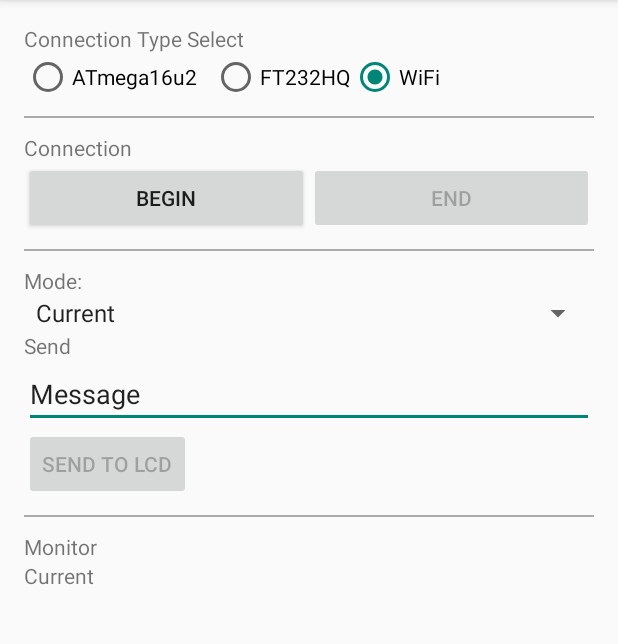
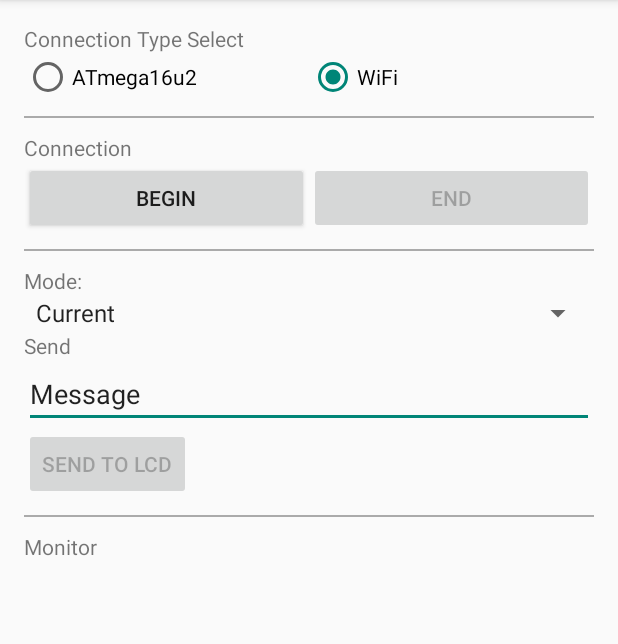
Before and after one commit to Widgitty/Design-and-Construction-App, an Android app: the screen it shows after launch (MainActivity), after a tap on "BEGIN", on a phone screen of 412 x 824 dp, the part 84-728 px from its top. Run offline under Robolectric (Android 15) with nearby library versions, the phone set to English and light mode, and no system bars; libraries missing offline, so code that uses them is left out: android.support.v7; 3 other taps on this screen came first.

Commit message:
Asthetic fixes

```diff
--- a/app/src/main/java/uk/co/wigico/serail/MainActivity.java
+++ b/app/src/main/java/uk/co/wigico/serail/MainActivity.java
@@ -69,7 +69,6 @@ public class MainActivity extends ActionBarActivity implements AdapterView.OnIte
     EditText sendMessage;
     RadioButton radioButton1;
     RadioButton radioButton2;
-    RadioButton radioButton3;
     Spinner modeSelector;
 
     // [FTDriver] Permission String
@@ -100,8 +99,7 @@ public class MainActivity extends ActionBarActivity implements AdapterView.OnIte
         btnWrite = (Button) findViewById(R.id.btnWrite);
         btnEnd = (Button) findViewById(R.id.btnEnd);
         radioButton1 = (RadioButton) findViewById(R.id.radio_AT);
-        radioButton2 = (RadioButton) findViewById(R.id.radio_FT);
-        radioButton3 = (RadioButton) findViewById(R.id.radio_WiFi);
+        radioButton2 = (RadioButton) findViewById(R.id.radio_WiFi);
         modeSelector = (Spinner) findViewById(R.id.modeSelectionSpinner);
 
 
@@ -176,7 +174,7 @@ public class MainActivity extends ActionBarActivity implements AdapterView.OnIte
         switch (item.getItemId()) {
             case R.id.action_favorite:
                 // About option clicked.
-                Toast.makeText(this, "Icon", Toast.LENGTH_SHORT).show();
+                //Toast.makeText(this, "Icon", Toast.LENGTH_SHORT).show();
                 return true;
             case R.id.action_GUI:
                 // Exit option clicked.
@@ -192,25 +190,13 @@ public class MainActivity extends ActionBarActivity implements AdapterView.OnIte
                 return true;
             case R.id.action_plot:
                 // Exit option clicked.
-                Toast.makeText(this, "Data Logger", Toast.LENGTH_SHORT).show();
+                //Toast.makeText(this, "Data Logger", Toast.LENGTH_SHORT).show();
 
                 intent = new Intent(this, PlotActivity.class);
                 //EditText editText = (EditText) findViewById(R.id.edit_message);
                 //String message = editText.getText().toString();
                 //intent.putExtra(EXTRA_MESSAGE, message);
                 startActivity(intent);
-
-                return true;
-
-            case R.id.action_nav:
-                // Exit option clicked.
-                Toast.makeText(this, "Nav", Toast.LENGTH_SHORT).show();
-
-                //intent = new Intent(this, NavigationDrawerActivity.class);
-                //EditText editText = (EditText) findViewById(R.id.edit_message);
-                //String message = editText.getText().toString();
-                //intent.putExtra(EXTRA_MESSAGE, message);
-                //startActivity(intent);
 
                 return true;
 
@@ -307,12 +293,6 @@ public class MainActivity extends ActionBarActivity implements AdapterView.OnIte
                 if (checked)
                     Toast.makeText(this, "AT chip selected", Toast.LENGTH_SHORT).show();
                     Mode = Mode_Type.AT;
-                    break;
-            case R.id.radio_FT:
-                if (checked)
-                    Toast.makeText(this, "FT chip not yet supported", Toast.LENGTH_SHORT).show();
-                    ((RadioButton) findViewById(R.id.radio_FT)).setChecked(false);
-                    ((RadioButton) findViewById(R.id.radio_AT)).setChecked(true);
                     break;
             case R.id.radio_WiFi:
                 if (checked)
@@ -543,7 +523,7 @@ public class MainActivity extends ActionBarActivity implements AdapterView.OnIte
                             units = "M";
                             break;
                         default:
-                            units = "?";
+                            units = "";
                             break;
                     }
 
@@ -572,7 +552,7 @@ public class MainActivity extends ActionBarActivity implements AdapterView.OnIte
                             units = (units + "Hz");
                             break;
                         default:
-                            units = (units + "?");
+                            units = (units + "");
                             break;
                     }
 
@@ -580,7 +560,7 @@ public class MainActivity extends ActionBarActivity implements AdapterView.OnIte
                     str = (str + String.format("%d\n", checksum));
 
                     str = (str + "\nOutput:\n");
-                    str = (str + String.format("%.5f %s\n", received, units));
+                    str = (String.format("%.3f %s\n", received, units));
 
                     DisplayString(str);
                     sendDataBroadCast(received, units);
@@ -589,7 +569,7 @@ public class MainActivity extends ActionBarActivity implements AdapterView.OnIte
                     oldMode = mode;
                 }
                 else {
-                    DisplayString("Checksum failed!");
+                    //DisplayString("Checksum failed!");
                 }
                 checksum = 0x00;
                 bb.clear();
@@ -687,13 +667,6 @@ public class MainActivity extends ActionBarActivity implements AdapterView.OnIte
                 radioButton2.setEnabled(!mask);
             }
         });
-
-        radioButton3.post(new Runnable() {
-            @Override
-            public void run() {
-                radioButton3.setEnabled(!mask);
-            }
-        });
     }
 
     /*Spinner Listener, to do something when an item is selected*/
@@ -701,7 +674,7 @@ public class MainActivity extends ActionBarActivity implements AdapterView.OnIte
     public void onItemSelected(AdapterView<?> adapterView, View view, int i, long l) {
 
         String item = adapterView.getItemAtPosition(i).toString();
-        tvMonitor.setText(item);
+        //tvMonitor.setText(item);
         modeSet = true;
         SetData(i, getApplicationContext());
     }
--- a/app/src/main/res/layout/activity_main.xml
+++ b/app/src/main/res/layout/activity_main.xml
@@ -27,21 +27,18 @@
             android:layout_height="wrap_content"
             android:orientation="horizontal">
             <RadioButton android:id="@+id/radio_AT"
-                android:layout_width="wrap_content"
+                android:layout_width="0dp"
                 android:layout_height="wrap_content"
                 android:text="ATmega16u2"
                 android:checked="true"
+                android:layout_weight="0.5"
                 android:paddingRight="10dp"
                 android:onClick="onRadioButtonClicked"/>
-            <RadioButton android:id="@+id/radio_FT"
-                android:layout_width="wrap_content"
-                android:layout_height="wrap_content"
-                android:text="FT232HQ"
-                android:onClick="onRadioButtonClicked"/>
             <RadioButton android:id="@+id/radio_WiFi"
-                android:layout_width="wrap_content"
+                android:layout_width="0dp"
                 android:layout_height="wrap_content"
                 android:text="WiFi"
+                android:layout_weight="0.5"
                 android:onClick="onRadioButtonClicked"/>
         </RadioGroup>
 
@@ -277,7 +274,8 @@
             android:id="@+id/tvMonitor"
             android:layout_width="wrap_content"
             android:layout_height="wrap_content"
-            android:text="" />
+            android:text=""
+            android:textAppearance="@android:style/TextAppearance.Large" />
 
     </LinearLayout>
 
--- a/app/src/main/res/menu/menu_main.xml
+++ b/app/src/main/res/menu/menu_main.xml
@@ -6,12 +6,8 @@
         android:icon="@mipmap/ic_launcher"
         android:title="Thing"
         app:showAsAction="ifRoom"/>
-    <item android:id="@+id/action_settings" android:title="@string/action_settings"
-        android:orderInCategory="100" app:showAsAction="never" />
     <item android:id="@+id/action_plot" android:title="Data Logger"
         android:orderInCategory="100" app:showAsAction="never" />
     <item android:id="@+id/action_GUI" android:title="GUI"
         android:orderInCategory="100" app:showAsAction="never" />
-    <item android:id="@+id/action_nav" android:title="Nav"
-        android:orderInCategory="100" app:showAsAction="never" />
 </menu>
```
Also changed, not shown: app/src/main/java/uk/co/wigico/serail/PlotActivity.java (+10 -25 lines).
